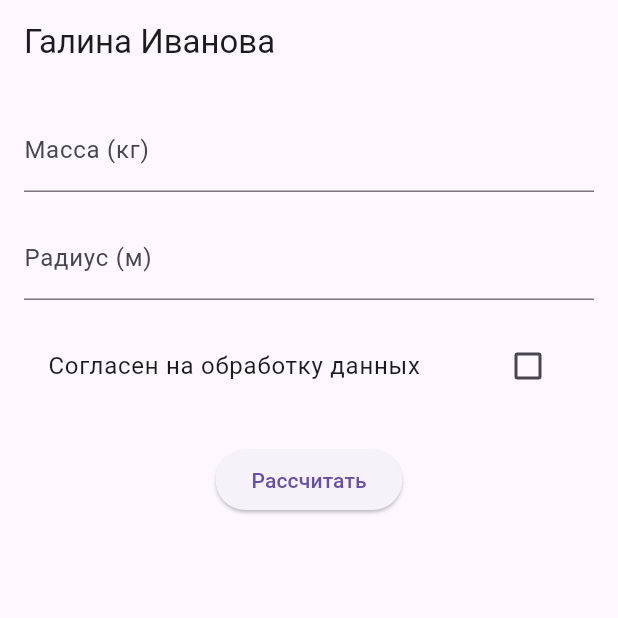
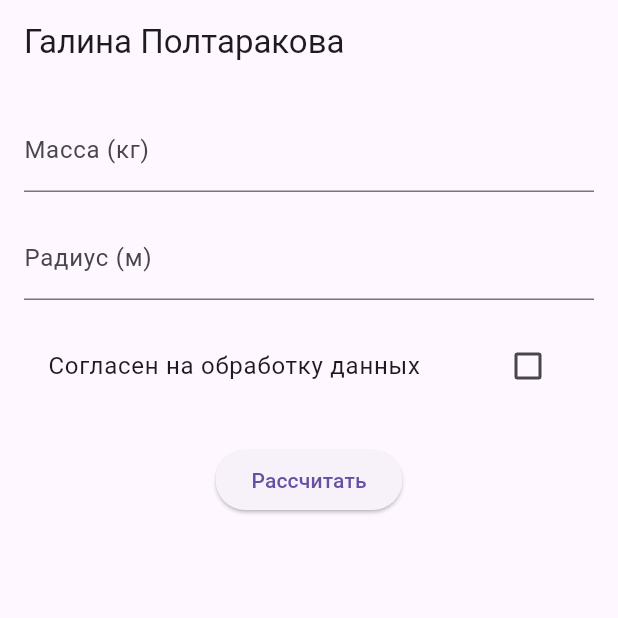
Before and after one commit to galina292/-flutter, a Flutter app: the screen it shows after launch, on a phone screen of 412 x 824 dp, the top half of it. Run offline on Flutter 3.47's test engine with Material 3 defaults, Android fonts, the phone set to English and light mode, and no system bars; our stand-ins replace flutter_bloc.

```diff
--- a/lib/screen/calculator_screen.dart
+++ b/lib/screen/calculator_screen.dart
@@ -18,7 +18,7 @@ class _CalculatorScreenState extends State<CalculatorScreen> {
   Widget build(BuildContext context) {
     return Scaffold(
       appBar: AppBar(
-        title: Text('Галина Иванова'), // ← ЗАМЕНИ НА СВОЁ ФИО!
+        title: Text('Галина Полтаракова'),
       ),
       body: Padding(
         padding: const EdgeInsets.all(16.0),
```
